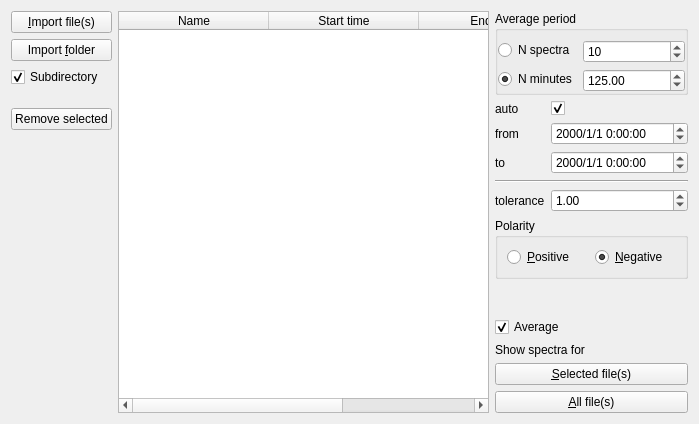
Before: the Qt Designer form Orbitool/UI/File.ui in l460289052/Orbitool, drawn with Qt 5.
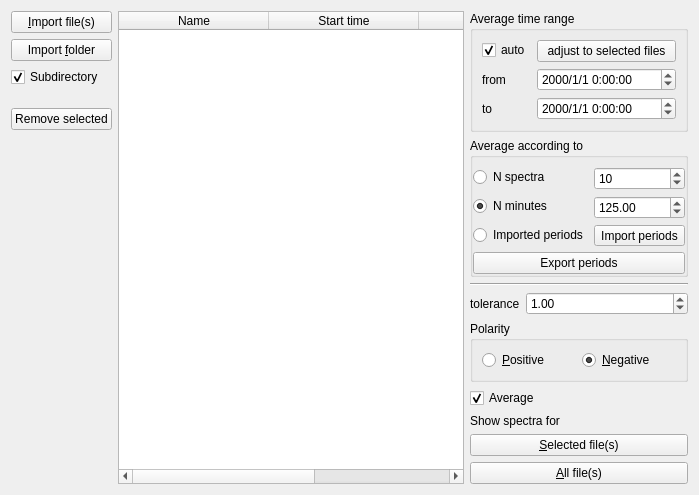
After: the same form once the commit is applied.

Commit message: period finish & average rtol bug fix

The edit to the form file:
```diff
--- a/Orbitool/UI/File.ui
+++ b/Orbitool/UI/File.ui
@@ -7,7 +7,7 @@
     <x>0</x>
     <y>0</y>
     <width>699</width>
-    <height>424</height>
+    <height>434</height>
    </rect>
   </property>
   <property name="windowTitle">
@@ -167,6 +167,82 @@
      <item>
       <layout class="QFormLayout" name="formLayout_10">
        <item row="0" column="0" colspan="2">
+        <widget class="QGroupBox" name="groupBox">
+         <property name="title">
+          <string>Average time range</string>
+         </property>
+         <layout class="QFormLayout" name="formLayout">
+          <item row="1" column="0">
+           <widget class="QLabel" name="label_7">
+            <property name="text">
+             <string>from</string>
+            </property>
+           </widget>
+          </item>
+          <item row="1" column="1">
+           <widget class="QDateTimeEdit" name="startDateTimeEdit">
+            <property name="sizePolicy">
+             <sizepolicy hsizetype="Preferred" vsizetype="Fixed">
+              <horstretch>0</horstretch>
+              <verstretch>0</verstretch>
+             </sizepolicy>
+            </property>
+            <property name="maximumDateTime">
+             <datetime>
+              <hour>23</hour>
+              <minute>59</minute>
+              <second>59</second>
+              <year>9999</year>
+              <month>12</month>
+              <day>31</day>
+             </datetime>
+            </property>
+            <property name="displayFormat">
+             <string>yyyy/M/d H:mm:ss</string>
+            </property>
+           </widget>
+          </item>
+          <item row="2" column="0">
+           <widget class="QLabel" name="label_8">
+            <property name="text">
+             <string>to</string>
+            </property>
+           </widget>
+          </item>
+          <item row="2" column="1">
+           <widget class="QDateTimeEdit" name="endDateTimeEdit">
+            <property name="sizePolicy">
+             <sizepolicy hsizetype="Preferred" vsizetype="Fixed">
+              <horstretch>0</horstretch>
+              <verstretch>0</verstretch>
+             </sizepolicy>
+            </property>
+            <property name="displayFormat">
+             <string>yyyy/M/d H:mm:ss</string>
+            </property>
+           </widget>
+          </item>
+          <item row="0" column="0">
+           <widget class="QCheckBox" name="autoTimeCheckBox">
+            <property name="text">
+             <string>auto</string>
+            </property>
+            <property name="checked">
+             <bool>true</bool>
+            </property>
+           </widget>
+          </item>
+          <item row="0" column="1">
+           <widget class="QPushButton" name="timeAdjustPushButton">
+            <property name="text">
+             <string>adjust to selected files</string>
+            </property>
+           </widget>
+          </item>
+         </layout>
+        </widget>
+       </item>
+       <item row="1" column="0" colspan="2">
         <widget class="QGroupBox" name="groupBox_5">
          <property name="sizePolicy">
           <sizepolicy hsizetype="Preferred" vsizetype="Maximum">
@@ -175,7 +251,7 @@
           </sizepolicy>
          </property>
          <property name="title">
-          <string>Average period</string>
+          <string>Average according to</string>
          </property>
          <layout class="QFormLayout" name="formLayout_9">
           <property name="leftMargin">
@@ -251,67 +327,38 @@
             </property>
            </widget>
           </item>
+          <item row="2" column="0">
+           <widget class="QRadioButton" name="periodRadioButton">
+            <property name="text">
+             <string>Imported periods</string>
+            </property>
+           </widget>
+          </item>
+          <item row="2" column="1">
+           <widget class="QToolButton" name="periodImportToolButton">
+            <property name="text">
+             <string>Import periods</string>
+            </property>
+           </widget>
+          </item>
+          <item row="3" column="0" colspan="2">
+           <widget class="QPushButton" name="exportPeriodPushButton">
+            <property name="text">
+             <string>Export periods</string>
+            </property>
+           </widget>
+          </item>
          </layout>
         </widget>
        </item>
-       <item row="2" column="0">
-        <widget class="QLabel" name="label_7">
-         <property name="text">
-          <string>from</string>
-         </property>
-        </widget>
-       </item>
-       <item row="2" column="1">
-        <widget class="QDateTimeEdit" name="startDateTimeEdit">
-         <property name="sizePolicy">
-          <sizepolicy hsizetype="Preferred" vsizetype="Fixed">
-           <horstretch>0</horstretch>
-           <verstretch>0</verstretch>
-          </sizepolicy>
-         </property>
-         <property name="maximumDateTime">
-          <datetime>
-           <hour>23</hour>
-           <minute>59</minute>
-           <second>59</second>
-           <year>9999</year>
-           <month>12</month>
-           <day>31</day>
-          </datetime>
-         </property>
-         <property name="displayFormat">
-          <string>yyyy/M/d H:mm:ss</string>
-         </property>
-        </widget>
-       </item>
-       <item row="3" column="0">
-        <widget class="QLabel" name="label_8">
-         <property name="text">
-          <string>to</string>
-         </property>
-        </widget>
-       </item>
-       <item row="3" column="1">
-        <widget class="QDateTimeEdit" name="endDateTimeEdit">
-         <property name="sizePolicy">
-          <sizepolicy hsizetype="Preferred" vsizetype="Fixed">
-           <horstretch>0</horstretch>
-           <verstretch>0</verstretch>
-          </sizepolicy>
-         </property>
-         <property name="displayFormat">
-          <string>yyyy/M/d H:mm:ss</string>
-         </property>
-        </widget>
-       </item>
-       <item row="4" column="0" colspan="2">
+       <item row="2" column="0" colspan="2">
         <widget class="Line" name="line">
          <property name="orientation">
           <enum>Qt::Horizontal</enum>
          </property>
         </widget>
        </item>
-       <item row="5" column="0">
+       <item row="3" column="0">
         <widget class="QLabel" name="rtolLabel">
          <property name="toolTip">
           <string>tolerance(ppm)</string>
@@ -321,7 +368,7 @@
          </property>
         </widget>
        </item>
-       <item row="5" column="1">
+       <item row="3" column="1">
         <widget class="QDoubleSpinBox" name="rtolDoubleSpinBox">
          <property name="sizePolicy">
           <sizepolicy hsizetype="Preferred" vsizetype="Fixed">
@@ -343,7 +390,7 @@
          </property>
         </widget>
        </item>
-       <item row="6" column="0" colspan="2">
+       <item row="4" column="0" colspan="2">
         <widget class="QGroupBox" name="groupBox_6">
          <property name="sizePolicy">
           <sizepolicy hsizetype="Preferred" vsizetype="Maximum">
@@ -375,23 +422,6 @@
          </layout>
         </widget>
        </item>
-       <item row="1" column="1">
-        <widget class="QCheckBox" name="autoTimeCheckBox">
-         <property name="text">
-          <string/>
-         </property>
-         <property name="checked">
-          <bool>true</bool>
-         </property>
-        </widget>
-       </item>
-       <item row="1" column="0">
-        <widget class="QLabel" name="label">
-         <property name="text">
-          <string>auto</string>
-         </property>
-        </widget>
-       </item>
       </layout>
      </item>
      <item>
```
The commit also changes 7 other files.
